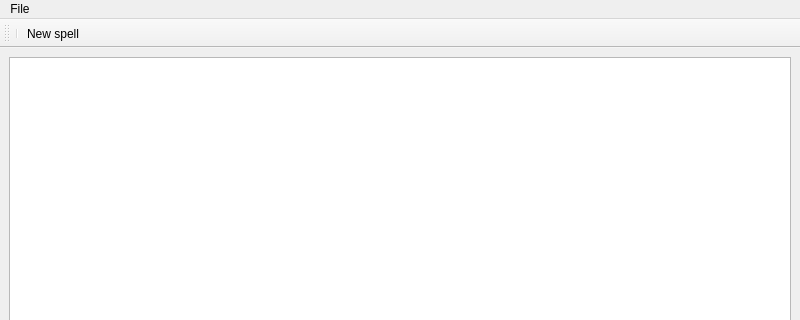
lonski/amarlon, file editor/spells/spell_editor.ui: the form before one commit; both pictures show x 0 to 800 and y 0 to 320 of the 800 by 600 pixel window.
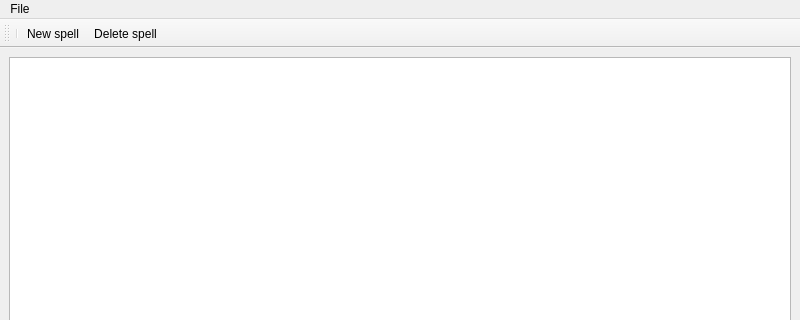
The form after the commit.

Commit message: Actor Protobuf Database Editor, #96

The edit to the form file:
```diff
--- a/editor/spells/spell_editor.ui
+++ b/editor/spells/spell_editor.ui
@@ -64,6 +64,7 @@
    </attribute>
    <addaction name="separator"/>
    <addaction name="actionSpellNew"/>
+   <addaction name="actionDelete_spell"/>
   </widget>
   <action name="actionOpen">
    <property name="text">
@@ -85,6 +86,11 @@
     <string>New spell</string>
    </property>
   </action>
+  <action name="actionDelete_spell">
+   <property name="text">
+    <string>Delete spell</string>
+   </property>
+  </action>
  </widget>
  <resources/>
  <connections/>
```
The commit also changes 48 other files.
